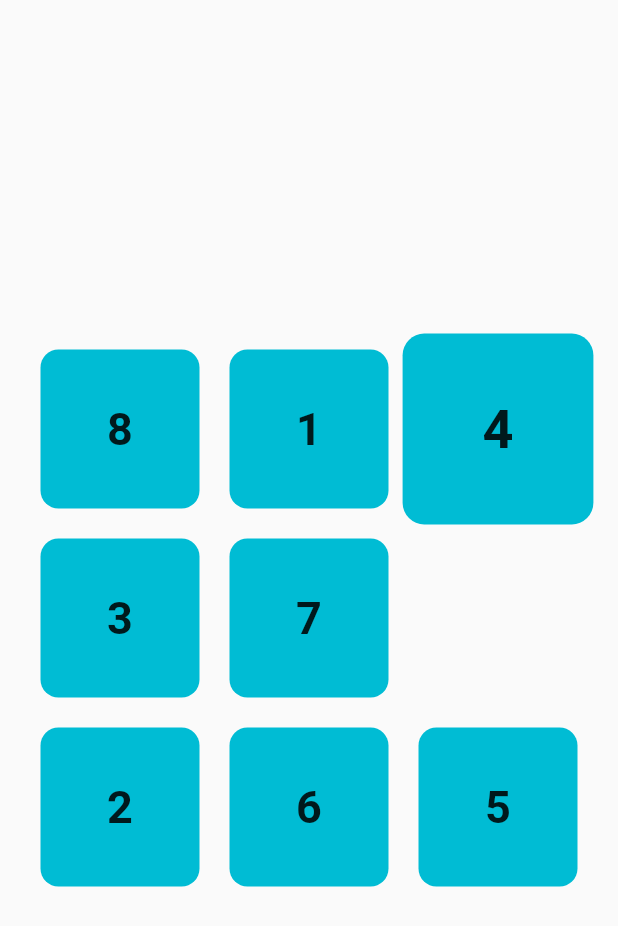
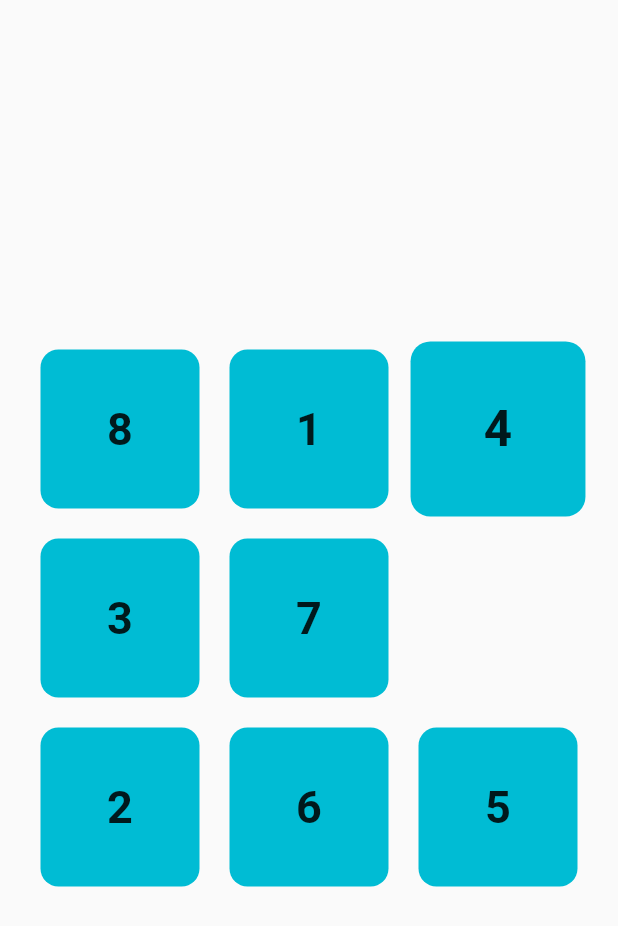
Before and after one commit to Roaa94/dashtronaut, a Flutter app: the screen it shows after launch, on a phone screen of 412 x 824 dp. Shown: the top 926 px of the screen. Run offline on Flutter 3.47's test engine with Material 2 defaults, Android fonts, the light colour scheme and no system bars; our stand-ins replace equatable.

Commit message:
minor fix

```diff
--- a/lib/presentation/tile/widgets/tile_container.dart
+++ b/lib/presentation/tile/widgets/tile_container.dart
@@ -16,13 +16,10 @@ class TileContainer extends StatelessWidget {
     // print('Built tile ${tile.value}');
     return Selector<PuzzleProvider, int>(
       selector: (c, PuzzleProvider puzzleProvider) => puzzleProvider.activeTileValue,
-      shouldRebuild: (int previousActiveTile, int nextActiveTile) {
-        return previousActiveTile != nextActiveTile;
-      },
       builder: (c, int activeTileValue, child) {
-        print('Rebuilt active tile $activeTileValue');
+        // print('Rebuilt active tile $activeTileValue');
         return Transform.scale(
-          scale: activeTileValue == tile.value ? 1.2 : 1,
+          scale: activeTileValue == tile.value ? 1.1 : 1,
           child: child,
         );
       },
```
